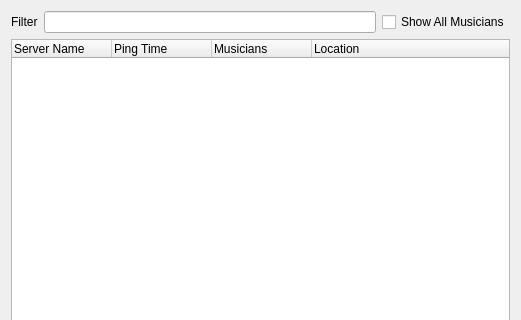
The window that src/connectdlgbase.ui (jamulussoftware/jamulus) describes before a commit, drawn with Qt 5; both pictures show x 0 to 521 and y 0 to 320 of the 521 by 493 pixel window.
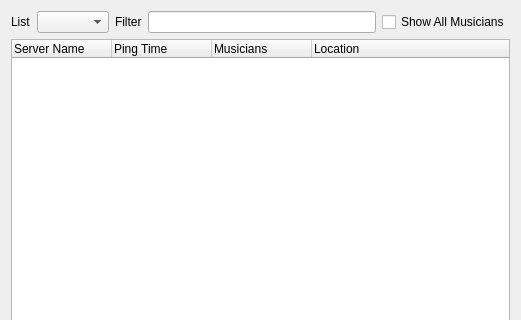
The same window after the commit. Icons and pictures are not drawn.

Commit message: duplicate Central Server type dropdown to Connection Setup (#157)

```diff
--- a/src/connectdlgbase.ui
+++ b/src/connectdlgbase.ui
@@ -29,6 +29,16 @@
      <property name="bottomMargin">
       <number>0</number>
      </property>
+     <item>
+      <widget class="QLabel" name="lblList">
+       <property name="text">
+        <string>List</string>
+       </property>
+      </widget>
+     </item>
+     <item>
+      <widget class="QComboBox" name="cbxCentServAddrType"/>
+     </item>
      <item>
       <widget class="QLabel" name="lblFilter">
        <property name="text">
```
The commit also changes 6 other files.
